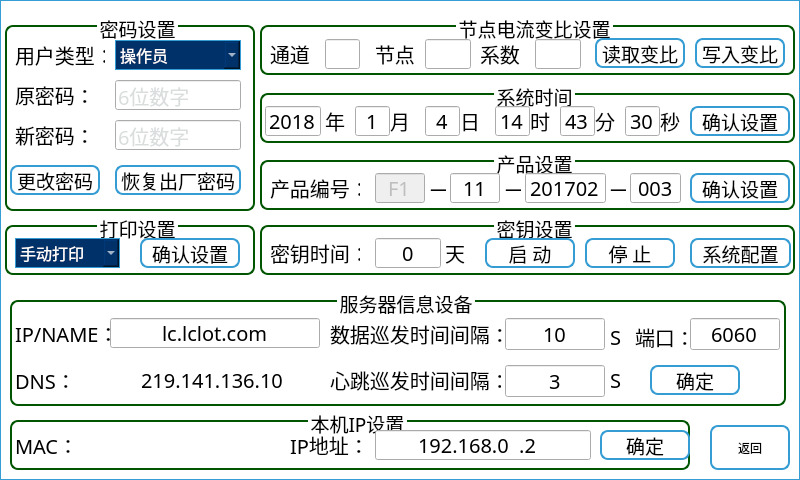
jiangyerui/PowerMonitor-Tcp, file SystemSet/systemset.ui: the form before one commit.
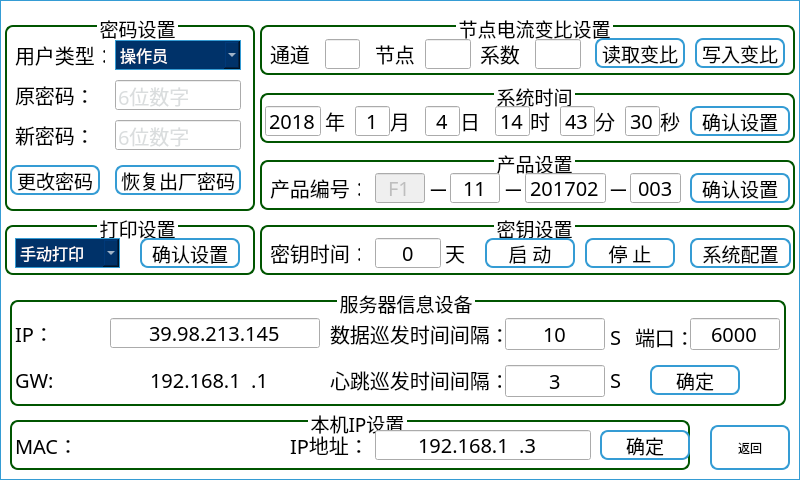
The form after the commit. Icons and pictures are not drawn.

Patch:
```diff
--- a/SystemSet/systemset.ui
+++ b/SystemSet/systemset.ui
@@ -1705,7 +1705,7 @@
      <string>000.000.000.000</string>
     </property>
     <property name="text">
-     <string>192.168.0.2</string>
+     <string>192.168.1.3</string>
     </property>
     <property name="alignment">
      <set>Qt::AlignCenter</set>
@@ -1846,7 +1846,7 @@
      </font>
     </property>
     <property name="text">
-     <string>IP/NAME：</string>
+     <string>IP：</string>
     </property>
    </widget>
    <widget class="QLineEdit" name="lineEdit_server_ip_or_name">
@@ -1877,7 +1877,7 @@
      <string/>
     </property>
     <property name="text">
-     <string>lc.lclot.com</string>
+     <string>39.98.213.145</string>
     </property>
     <property name="alignment">
      <set>Qt::AlignCenter</set>
@@ -1939,7 +1939,7 @@
      <string>000.000.000.000</string>
     </property>
     <property name="text">
-     <string>219.141.136.10</string>
+     <string>192.168.1.1</string>
     </property>
     <property name="frame">
      <bool>false</bool>
@@ -1967,7 +1967,7 @@
      </font>
     </property>
     <property name="text">
-     <string>DNS：</string>
+     <string>GW:</string>
     </property>
    </widget>
    <widget class="QLabel" name="lb_data_interval">
@@ -2176,7 +2176,7 @@
      <string/>
     </property>
     <property name="text">
-     <string>6060</string>
+     <string>6000</string>
     </property>
     <property name="alignment">
      <set>Qt::AlignCenter</set>
```
